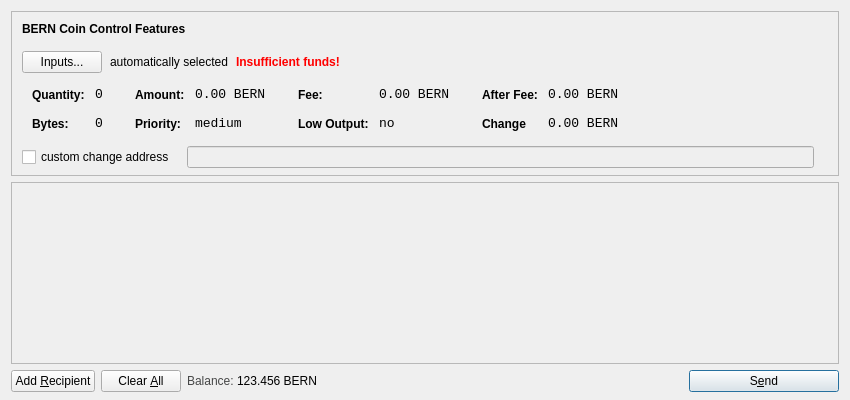
Before: the Qt Designer form src/qt/forms/sendcoinsdialog.ui in BERNiecoin/BERNcash, drawn with Qt 5.
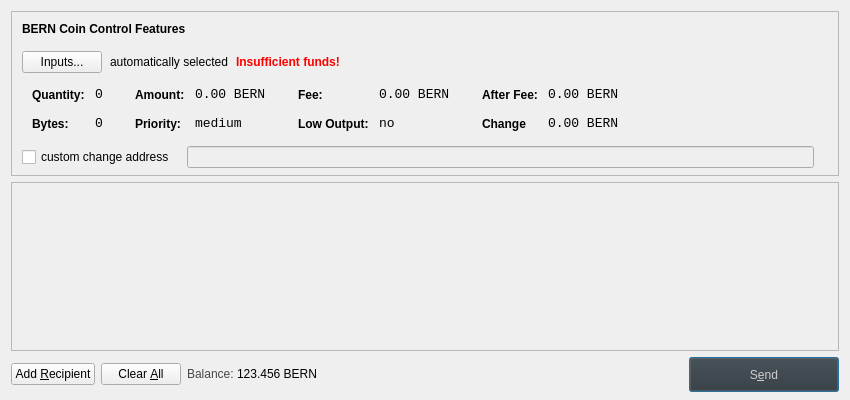
After: the same form once the commit is applied. Icons and pictures are not drawn.

The edit to the form file:
```diff
--- a/src/qt/forms/sendcoinsdialog.ui
+++ b/src/qt/forms/sendcoinsdialog.ui
@@ -635,7 +635,7 @@
         <x>0</x>
         <y>0</y>
         <width>830</width>
-        <height>152</height>
+        <height>144</height>
        </rect>
       </property>
       <layout class="QVBoxLayout" name="verticalLayout_2">
@@ -783,12 +783,15 @@
        <property name="minimumSize">
         <size>
          <width>150</width>
-         <height>0</height>
+         <height>35</height>
         </size>
        </property>
        <property name="toolTip">
         <string>Confirm the send action</string>
        </property>
+       <property name="styleSheet">
+        <string notr="true">background-color:#333333; color:#cecece;</string>
+       </property>
        <property name="text">
         <string>S&amp;end</string>
        </property>
```
